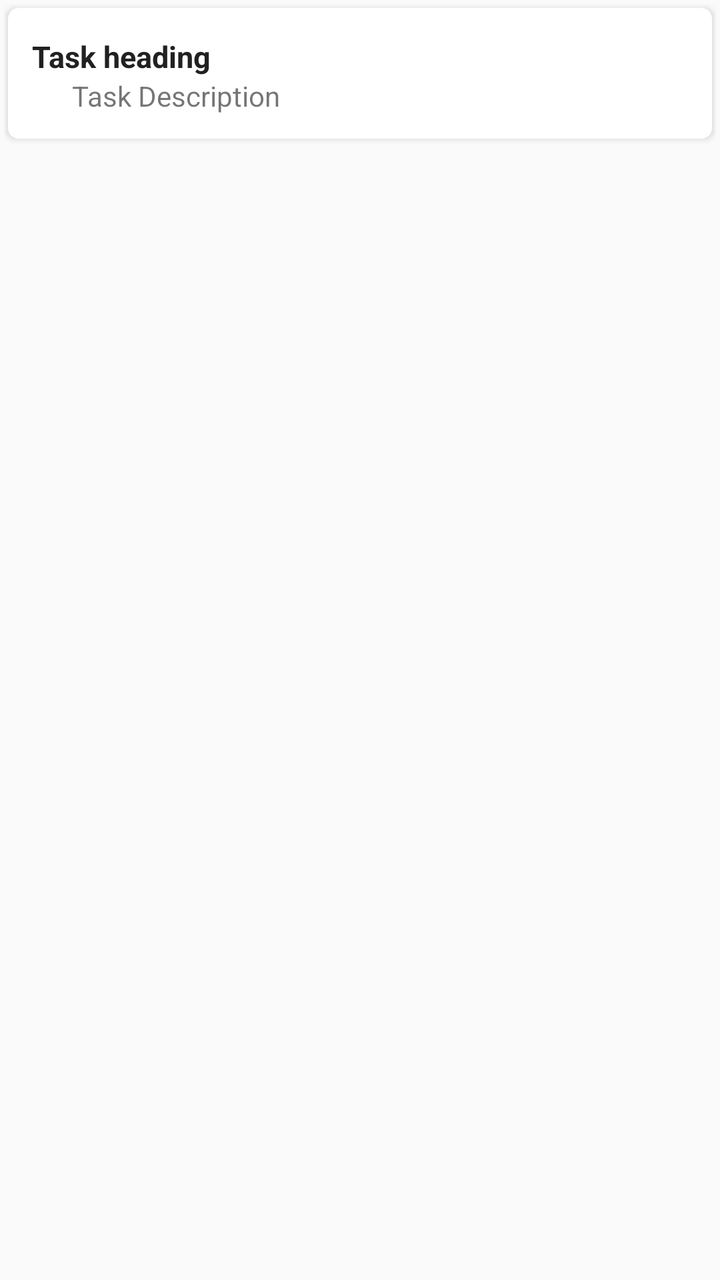
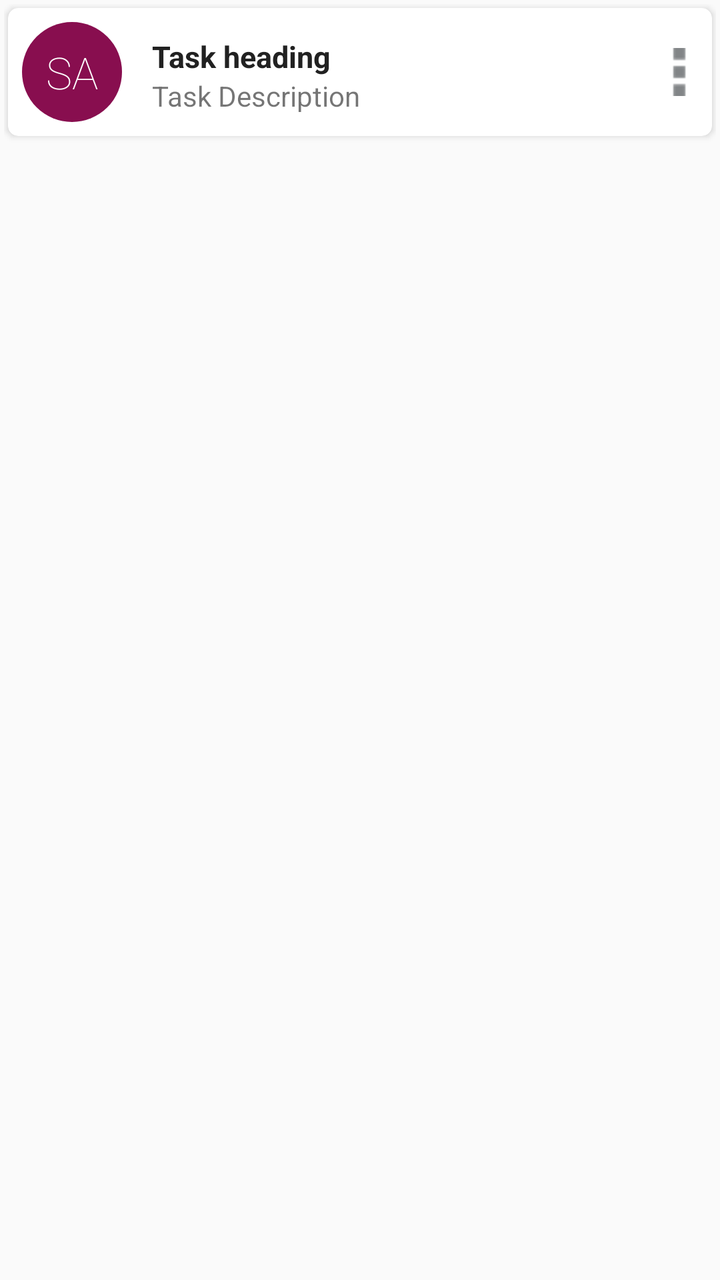

An Android layout rendered at two revisions. The XML below is the earlier revision; the diff shows what the commit changed to produce the second picture.
<!-- AndroidManifest.xml: application theme AppTheme -->
<!-- res/layout/task_row.xml -->
<?xml version="1.0" encoding="utf-8"?>
<LinearLayout xmlns:android="http://schemas.android.com/apk/res/android"
    xmlns:card_view="http://schemas.android.com/apk/res-auto"
    android:layout_width="match_parent"
    android:layout_height="wrap_content"
    android:elevation="3dp"
    android:padding="2dp"
    android:orientation="vertical">

    <android.support.v7.widget.CardView
        android:layout_width="match_parent"
        android:layout_height="wrap_content"
        android:layout_gravity="center"
        android:layout_margin="2dp"
        android:elevation="3dp"
        android:stateListAnimator="@anim/lift_on_touch"
        android:foreground="?android:attr/selectableItemBackground"
        android:clickable="true"
        android:focusable="true"
        card_view:cardCornerRadius="5dp"
        card_view:contentPadding="2dp">


        <LinearLayout
            android:id="@+id/taskrow"
            android:layout_width="match_parent"
            android:layout_height="match_parent"
            android:orientation="vertical"
            android:layout_marginTop="2dp"
            android:padding="10dp">

            <TextView
                android:id="@+id/txt_taskheader"
                android:layout_width="wrap_content"
                android:layout_height="wrap_content"
                android:text="Task heading "
                android:textStyle="bold"
                android:textColor="@color/grey_900"
                android:textSize="15sp" />

            <LinearLayout
                android:layout_width="match_parent"
                android:layout_height="match_parent"
                android:layout_marginLeft="10dp"
                android:orientation="horizontal">

                <TextView
                    android:id="@+id/taskTitle"
                    android:layout_width="0dp"
                    android:layout_height="wrap_content"
                    android:layout_weight="1"
                    android:text="   Task Description" />

                <CheckBox
                    android:id="@+id/check"
                    android:layout_width="0dp"
                    android:layout_height="wrap_content"
                    android:layout_weight="1.5"
                    android:visibility="gone" />


            </LinearLayout>


        </LinearLayout>
    </android.support.v7.widget.CardView>


</LinearLayout>
<!-- resources referenced by this layout -->
<resources>
  <color name="grey_900">#212121</color>
  <style name="AppTheme" parent="Theme.AppCompat.Light.DarkActionBar">
          
          <item name="windowNoTitle">true</item>
          <item name="windowActionBar">false</item>
          <item name="colorPrimary">@color/pink_900</item>
          <item name="colorPrimaryDark">@color/colorPrimaryDark</item>
          <item name="colorAccent">@color/colorAccent</item>
      </style>
  <color name="pink_900">#880E4F</color>
  <color name="colorPrimaryDark">#303F9F</color>
  <color name="colorAccent">#000105</color>
</resources>

<!-- the commit's change to res/layout/task_row.xml (unified diff, before → after) -->
@@ -3,66 +3,102 @@
     xmlns:card_view="http://schemas.android.com/apk/res-auto"
     android:layout_width="match_parent"
     android:layout_height="wrap_content"
-    android:elevation="3dp"
-    android:padding="2dp"
-    android:orientation="vertical">
+    android:elevation="5dp"
+    android:orientation="vertical"
+    android:padding="2dp">
 
     <android.support.v7.widget.CardView
+        android:id="@+id/cardView"
         android:layout_width="match_parent"
         android:layout_height="wrap_content"
         android:layout_gravity="center"
         android:layout_margin="2dp"
-        android:elevation="3dp"
-        android:stateListAnimator="@anim/lift_on_touch"
-        android:foreground="?android:attr/selectableItemBackground"
         android:clickable="true"
         android:focusable="true"
+        android:elevation="4dp"
+        android:foreground="?android:attr/selectableItemBackground"
+        android:stateListAnimator="@anim/lift_on_touch"
         card_view:cardCornerRadius="5dp"
         card_view:contentPadding="2dp">
 
-
         <LinearLayout
-            android:id="@+id/taskrow"
             android:layout_width="match_parent"
             android:layout_height="match_parent"
-            android:orientation="vertical"
-            android:layout_marginTop="2dp"
-            android:padding="10dp">
+            android:orientation="horizontal">
 
             <TextView
-                android:id="@+id/txt_taskheader"
-                android:layout_width="wrap_content"
-                android:layout_height="wrap_content"
-                android:text="Task heading "
-                android:textStyle="bold"
-                android:textColor="@color/grey_900"
-                android:textSize="15sp" />
+                android:id="@+id/icon_entry"
+                android:layout_width="50dp"
+                android:layout_height="50dp"
+                android:layout_margin="5dp"
+                android:background="@drawable/circular_textview"
+                android:fontFamily="sans-serif-thin"
+                android:gravity="center"
+                android:text="SA"
+                android:textAllCaps="true"
+                android:textColor="#FFF"
+                android:textSize="22sp" />
 
             <LinearLayout
-                android:layout_width="match_parent"
+                android:layout_width="0dp"
                 android:layout_height="match_parent"
-                android:layout_marginLeft="10dp"
-                android:orientation="horizontal">
+                android:layout_weight="9">
 
-                <TextView
-                    android:id="@+id/taskTitle"
-                    android:layout_width="0dp"
-                    android:layout_height="wrap_content"
-                    android:layout_weight="1"
-                    android:text="   Task Description" />
+                <LinearLayout
+                    android:id="@+id/taskrow"
+                    android:layout_width="match_parent"
+                    android:layout_height="match_parent"
+                    android:layout_marginTop="2dp"
+                    android:orientation="vertical"
+                    android:padding="10dp">
 
-                <CheckBox
-                    android:id="@+id/check"
-                    android:layout_width="0dp"
-                    android:layout_height="wrap_content"
-                    android:layout_weight="1.5"
-                    android:visibility="gone" />
+                    <TextView
+                        android:id="@+id/txt_taskheader"
+                        android:layout_width="wrap_content"
+                        android:layout_height="wrap_content"
+                        android:text="Task heading "
+                        android:textColor="@color/grey_900"
+                        android:textSize="15sp"
+                        android:textStyle="bold" />
+
+                    <LinearLayout
+                        android:layout_width="match_parent"
+                        android:layout_height="match_parent"
+                        android:orientation="horizontal">
+
+                        <TextView
+                            android:id="@+id/taskTitle"
+                            android:layout_width="0dp"
+                            android:layout_height="wrap_content"
+                            android:layout_weight="1"
+                            android:text="Task Description" />
+                    </LinearLayout>
+
+
+                </LinearLayout>
+            </LinearLayout>
+
+            <LinearLayout
+                android:id="@+id/deleteTask"
+                android:layout_width="0dp"
+                android:layout_height="match_parent"
+                android:layout_weight="1"
+                android:clickable="true"
+                android:gravity="center">
+                <ImageButton
+                    android:id="@+id/Button_menu"
+                    android:layout_width="match_parent"
+                    android:layout_height="match_parent"
+                    android:src="@drawable/card_menu"
+                    android:layout_alignParentRight="true"
+                    android:layout_alignParentEnd="true"
+                    android:background="@null"/>
+                
 
 
             </LinearLayout>
+        </LinearLayout>
 
-
-        </LinearLayout>
     </android.support.v7.widget.CardView>
 
 
<!-- resource entries referenced after the edit -->
@@ -1,6 +1,13 @@
 <!-- resources referenced by this layout -->
 <resources>
   <color name="grey_900">#212121</color>
+  <!-- drawable card_menu: png bitmap (drawable, 397 bytes) -->
+  <!-- drawable circular_textview (drawable) -->
+  <?xml version="1.0" encoding="utf-8"?>
+  <shape xmlns:android="http://schemas.android.com/apk/res/android"
+      android:shape="oval">
+      <solid android:color="@color/pink_900" />
+  </shape>
   <style name="AppTheme" parent="Theme.AppCompat.Light.DarkActionBar">
           
           <item name="windowNoTitle">true</item>
